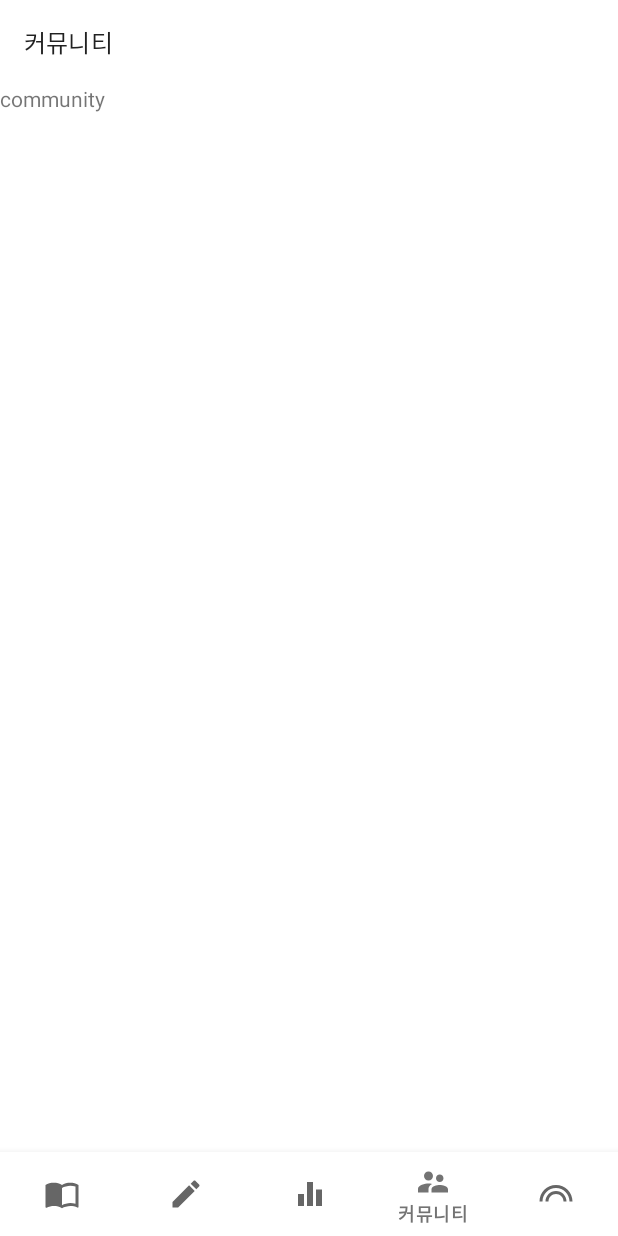
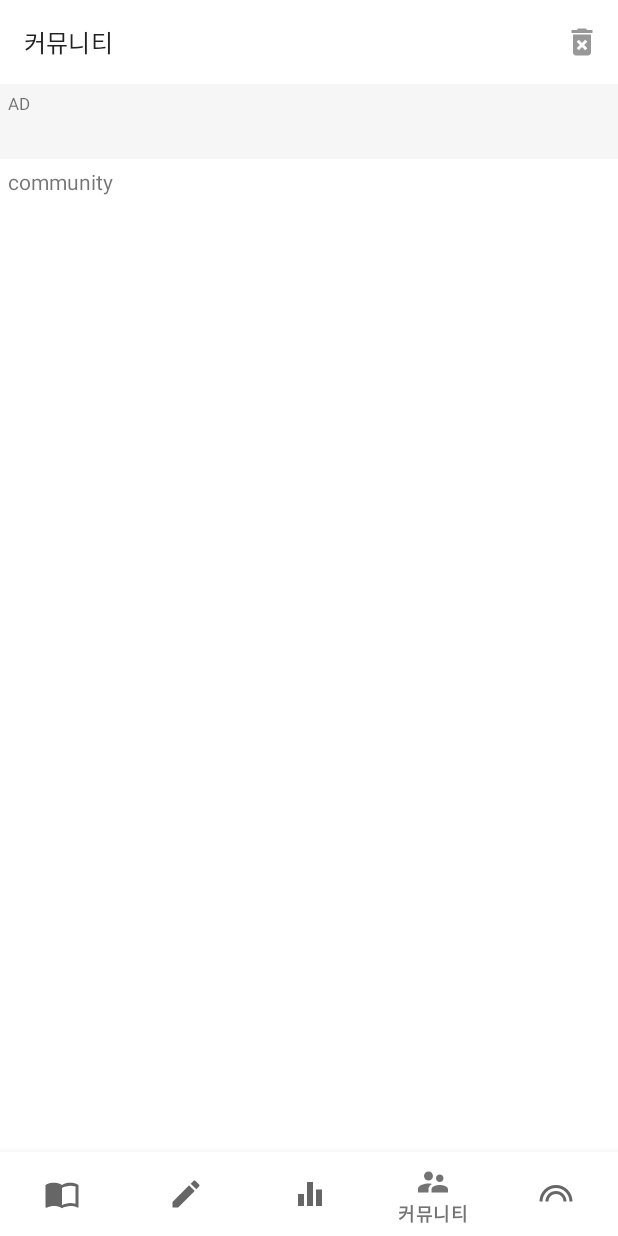
Before and after one commit to wndudwkd003/StarVoca, an Android app: the screen it shows after launch (MainActivity), item 4 of the bottom bar chosen, on a phone screen of 412 x 824 dp. Run offline under Robolectric (Android 15) with nearby library versions, the phone set to English and light mode, and no system bars; our stand-ins replace Room's generated code.

Commit message:
업데이트2

```diff
--- a/app/src/main/java/com/zynar/starvoca/MainActivity.java
+++ b/app/src/main/java/com/zynar/starvoca/MainActivity.java
@@ -3,6 +3,8 @@ package com.zynar.starvoca;
 import androidx.appcompat.app.AppCompatActivity;
 
 import android.os.Bundle;
+import android.view.View;
+import android.widget.ImageButton;
 
 import com.google.android.material.appbar.MaterialToolbar;
 import com.google.android.material.bottomnavigation.BottomNavigationView;
@@ -33,6 +35,9 @@ public class MainActivity extends AppCompatActivity {
         super.onCreate(savedInstanceState);
         setContentView(R.layout.activity_main);
 
+        ImageButton imb_add_voca = findViewById(R.id.imb_add_voca);
+        ImageButton imb_add_words = findViewById(R.id.imb_add_words);
+
         // 툴바 초기화
         toolbar = findViewById(R.id.toolbar);
         // 바텀 네비게이션 초기화
@@ -44,18 +49,28 @@ public class MainActivity extends AppCompatActivity {
 
             if (itemId == R.id.main_menu_voca) {
                 getSupportFragmentManager().beginTransaction().replace(R.id.fl_main, vocaMainFragment).commit();
+                imb_add_voca.setVisibility(View.VISIBLE);
+                imb_add_words.setVisibility(View.GONE);
                 toolbar.setTitle(R.string.main_menu_voca);
             } else if (itemId == R.id.main_menu_words) {
                 getSupportFragmentManager().beginTransaction().replace(R.id.fl_main, wordsMainFragment).commit();
+                imb_add_voca.setVisibility(View.GONE);
+                imb_add_words.setVisibility(View.VISIBLE);
                 toolbar.setTitle(R.string.main_menu_words);
             } else if (itemId == R.id.main_menu_learn) {
                 getSupportFragmentManager().beginTransaction().replace(R.id.fl_main, learnMainFragment).commit();
+                imb_add_voca.setVisibility(View.GONE);
+                imb_add_words.setVisibility(View.GONE);
                 toolbar.setTitle(R.string.main_menu_learn);
             } else if (itemId == R.id.main_menu_community) {
                 getSupportFragmentManager().beginTransaction().replace(R.id.fl_main, communityFragment).commit();
+                imb_add_voca.setVisibility(View.GONE);
+                imb_add_words.setVisibility(View.GONE);
                 toolbar.setTitle(R.string.main_menu_community);
             } else if (itemId == R.id.main_menu_info) {
                 getSupportFragmentManager().beginTransaction().replace(R.id.fl_main, infoFragment).commit();
+                imb_add_voca.setVisibility(View.GONE);
+                imb_add_words.setVisibility(View.GONE);
                 toolbar.setTitle(R.string.main_menu_info);
             }
             return true;
--- a/app/src/main/java/com/zynar/starvoca/vocabulary/VocaMainFragment.java
+++ b/app/src/main/java/com/zynar/starvoca/vocabulary/VocaMainFragment.java
@@ -12,6 +12,7 @@ import androidx.recyclerview.widget.RecyclerView;
 import android.view.LayoutInflater;
 import android.view.View;
 import android.view.ViewGroup;
+import android.widget.ImageButton;
 
 import com.google.android.material.floatingactionbutton.FloatingActionButton;
 import com.zynar.starvoca.R;
@@ -59,4 +60,5 @@ public class VocaMainFragment extends Fragment {
         });
 
     }
+
 }
--- a/app/src/main/java/com/zynar/starvoca/words/WordsMainFragment.java
+++ b/app/src/main/java/com/zynar/starvoca/words/WordsMainFragment.java
@@ -5,6 +5,7 @@ import android.os.Bundle;
 import android.view.LayoutInflater;
 import android.view.View;
 import android.view.ViewGroup;
+import android.widget.ImageButton;
 
 import androidx.annotation.NonNull;
 import androidx.annotation.Nullable;
@@ -64,8 +65,8 @@ public class WordsMainFragment extends Fragment {
             Intent intent = new Intent(requireContext(), WordsAddActivity.class);
             intent.putExtra("type", 0);
             startActivity(intent);
-
         });
 
     }
+
 }
--- a/app/src/main/res/drawable/ic_add_voca.xml
+++ b/app/src/main/res/drawable/ic_add_voca.xml
@@ -1,4 +1,4 @@
-<vector android:height="24dp" android:tint="#000000"
+<vector android:height="24dp" android:tint="@color/gray"
     android:viewportHeight="24" android:viewportWidth="24"
     android:width="24dp" xmlns:android="http://schemas.android.com/apk/res/android">
     <path android:fillColor="@android:color/white" android:pathData="M19,13h-6v6h-2v-6H5v-2h6V5h2v6h6v2z"/>
--- a/app/src/main/res/drawable/ic_add_words.xml
+++ b/app/src/main/res/drawable/ic_add_words.xml
@@ -1,4 +1,4 @@
-<vector android:height="24dp" android:tint="#000000"
+<vector android:height="24dp" android:tint="@color/gray"
     android:viewportHeight="24" android:viewportWidth="24"
     android:width="24dp" xmlns:android="http://schemas.android.com/apk/res/android">
     <path android:fillColor="@android:color/white" android:pathData="M22,24H2v-4h20V24zM13.06,5.19l3.75,3.75L7.75,18H4v-3.75L13.06,5.19zM17.88,7.87l-3.75,-3.75l1.83,-1.83c0.39,-0.39 1.02,-0.39 1.41,0l2.34,2.34c0.39,0.39 0.39,1.02 0,1.41L17.88,7.87z"/>
--- a/app/src/main/res/drawable/ic_voca.xml
+++ b/app/src/main/res/drawable/ic_voca.xml
@@ -1,4 +1,4 @@
-<vector android:height="24dp" android:tint="#000000"
+<vector android:height="24dp" android:tint="@color/gray"
     android:viewportHeight="24" android:viewportWidth="24"
     android:width="24dp" xmlns:android="http://schemas.android.com/apk/res/android">
     <path android:fillColor="@android:color/white" android:pathData="M17.5,4.5c-1.95,0 -4.05,0.4 -5.5,1.5c-1.45,-1.1 -3.55,-1.5 -5.5,-1.5S2.45,4.9 1,6v14.65c0,0.65 0.73,0.45 0.75,0.45C3.1,20.45 5.05,20 6.5,20c1.95,0 4.05,0.4 5.5,1.5c1.35,-0.85 3.8,-1.5 5.5,-1.5c1.65,0 3.35,0.3 4.75,1.05C22.66,21.26 23,20.86 23,20.6V6C21.51,4.88 19.37,4.5 17.5,4.5zM21,18.5c-1.1,-0.35 -2.3,-0.5 -3.5,-0.5c-1.7,0 -4.15,0.65 -5.5,1.5V8c1.35,-0.85 3.8,-1.5 5.5,-1.5c1.2,0 2.4,0.15 3.5,0.5V18.5z"/>
--- a/app/src/main/res/drawable/ic_words.xml
+++ b/app/src/main/res/drawable/ic_words.xml
@@ -1,4 +1,4 @@
-<vector android:height="24dp" android:tint="#000000"
+<vector android:height="24dp" android:tint="@color/gray"
     android:viewportHeight="24" android:viewportWidth="24"
     android:width="24dp" xmlns:android="http://schemas.android.com/apk/res/android">
     <path android:fillColor="@android:color/white" android:pathData="M3,17.25V21h3.75L17.81,9.94l-3.75,-3.75L3,17.25zM20.71,7.04c0.39,-0.39 0.39,-1.02 0,-1.41l-2.34,-2.34c-0.39,-0.39 -1.02,-0.39 -1.41,0l-1.83,1.83 3.75,3.75 1.83,-1.83z"/>
--- a/app/src/main/res/layout/activity_main.xml
+++ b/app/src/main/res/layout/activity_main.xml
@@ -19,7 +19,43 @@
             style="@style/Widget.MaterialComponents.Toolbar.Surface"
             android:layout_width="match_parent"
             android:layout_height="wrap_content"
-            app:titleTextAppearance="?attr/textAppearanceSubtitle1" />
+            app:titleTextAppearance="?attr/textAppearanceSubtitle1" >
+
+            <ImageButton
+                android:visibility="gone"
+                android:id="@+id/imb_add_voca"
+                android:layout_width="wrap_content"
+                android:layout_height="wrap_content"
+                android:layout_gravity="right"
+                android:backgroundTint="#00FFFFFF"
+                android:minHeight="48dp"
+                android:src="@drawable/ic_words"
+                tools:ignore="RtlHardcoded" />
+
+            <ImageButton
+                android:visibility="gone"
+                android:id="@+id/imb_add_words"
+                android:layout_width="wrap_content"
+                android:layout_height="wrap_content"
+                android:layout_gravity="right"
+                android:backgroundTint="#00FFFFFF"
+                android:minHeight="48dp"
+                android:src="@drawable/ic_add_voca"
+                tools:ignore="RtlHardcoded" />
+
+            <ImageButton
+                android:id="@+id/imb_del"
+                android:layout_width="wrap_content"
+                android:layout_height="wrap_content"
+                android:layout_gravity="right"
+                android:backgroundTint="#00FFFFFF"
+                android:minHeight="48dp"
+                android:src="@drawable/ic_delete"
+                tools:ignore="RtlHardcoded" />
+
+        </com.google.android.material.appbar.MaterialToolbar>
+
+
 
 
 
@@ -33,6 +69,26 @@
         app:layout_behavior="com.google.android.material.appbar.AppBarLayout$ScrollingViewBehavior">
 
         <FrameLayout
+            android:layout_width="match_parent"
+            android:layout_height="50dp">
+            <ImageView
+                android:layout_width="match_parent"
+                android:layout_height="match_parent"
+                android:background="#F6F6F6"/>
+            <TextView
+                android:layout_width="wrap_content"
+                android:layout_height="wrap_content"
+                android:text="AD"
+                tools:ignore="HardcodedText"
+                android:textSize="11sp"
+                android:padding="5dp"
+                />
+
+        </FrameLayout>
+
+        <FrameLayout
+            android:paddingTop="5dp"
+            android:paddingHorizontal="5dp"
             android:id="@+id/fl_main"
             android:layout_width="match_parent"
             android:layout_height="0dp"
--- a/app/src/main/res/layout/fragment_voca_main.xml
+++ b/app/src/main/res/layout/fragment_voca_main.xml
@@ -20,7 +20,6 @@
         android:src="@drawable/ic_add_voca" />
 
     <androidx.recyclerview.widget.RecyclerView
-        android:paddingHorizontal="10dp"
         android:id="@+id/rv_voca"
         android:layout_width="match_parent"
         android:layout_height="match_parent"
--- a/app/src/main/res/layout/fragment_words_main.xml
+++ b/app/src/main/res/layout/fragment_words_main.xml
@@ -6,6 +6,7 @@
     android:layout_height="match_parent"
     tools:context=".words.WordsMainFragment"
     >
+
 
     <com.google.android.material.floatingactionbutton.FloatingActionButton
         android:id="@+id/fab_words_add"
@@ -21,7 +22,6 @@
         android:src="@drawable/ic_add_words" />
 
     <androidx.recyclerview.widget.RecyclerView
-        android:paddingHorizontal="10dp"
         android:id="@+id/rv_words"
         android:layout_width="match_parent"
         android:layout_height="match_parent"
```
